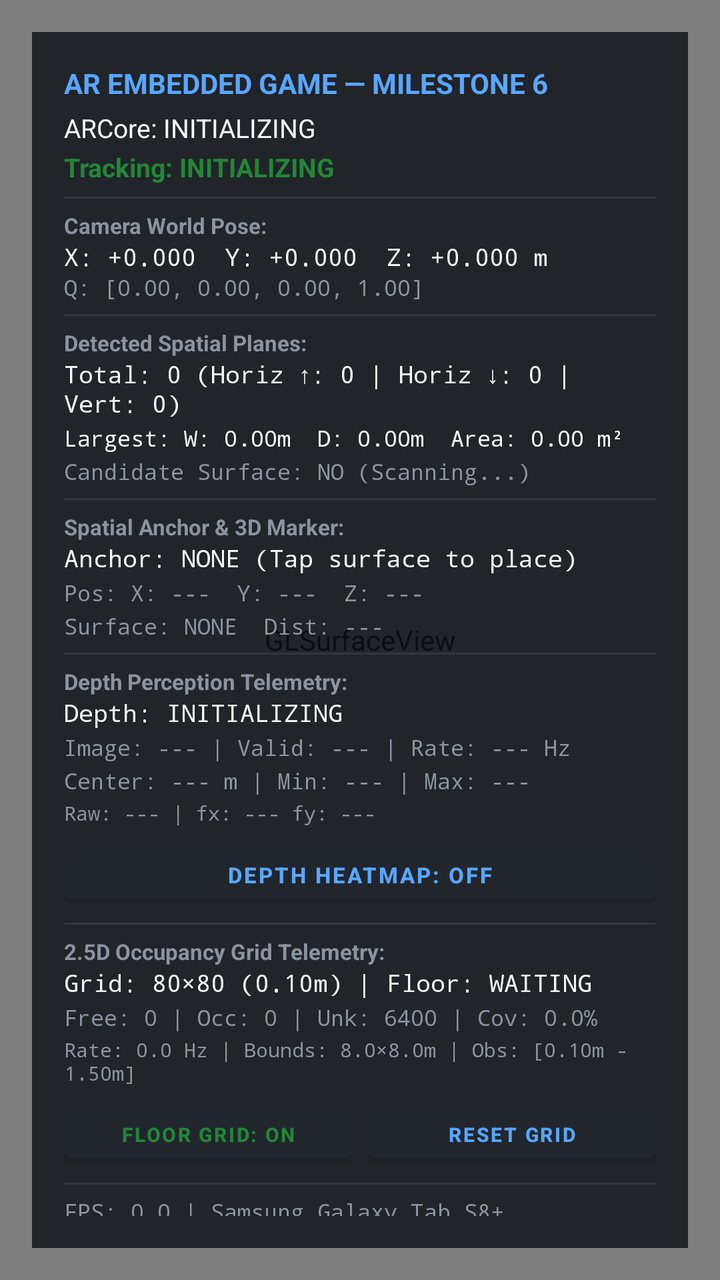
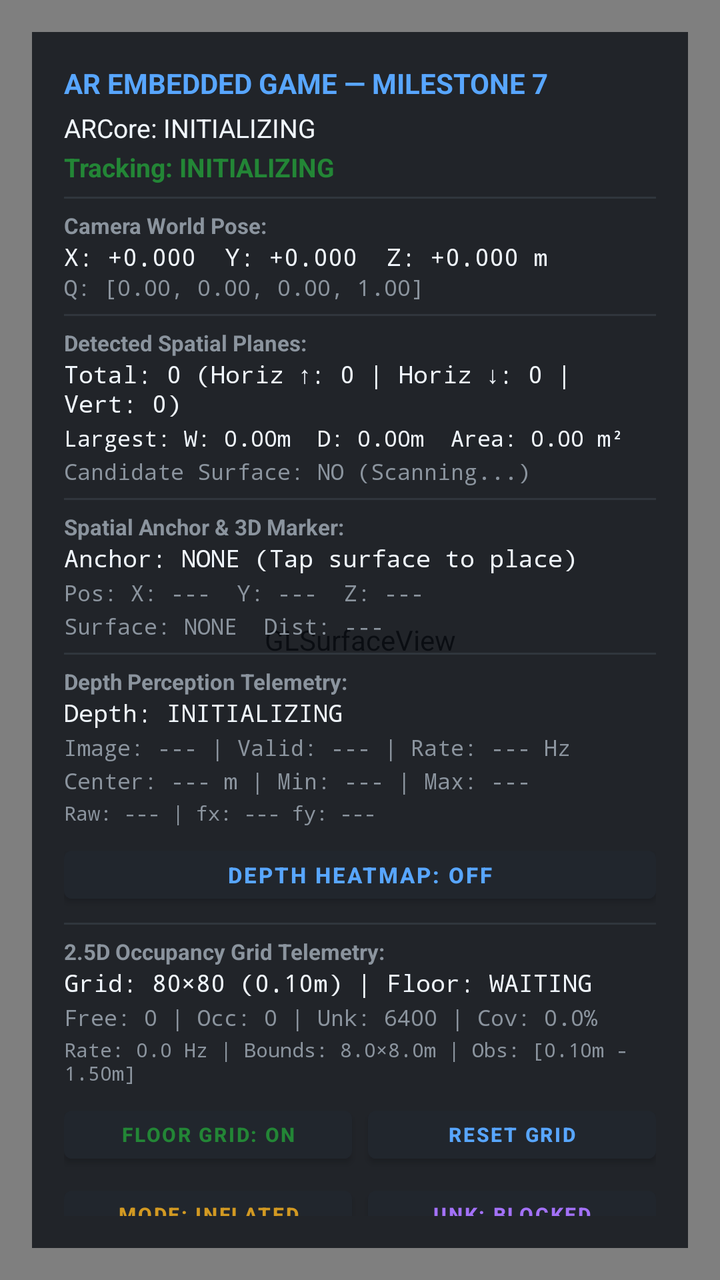

An Android layout rendered at two revisions. The XML below is the earlier revision; the diff shows what the commit changed to produce the second picture.
<!-- AndroidManifest.xml: application theme Theme.ARGame -->
<!-- res/layout/activity_main.xml -->
<?xml version="1.0" encoding="utf-8"?>
<FrameLayout xmlns:android="http://schemas.android.com/apk/res/android"
    android:layout_width="match_parent"
    android:layout_height="match_parent"
    android:background="@color/bg_dark">

    
    <android.opengl.GLSurfaceView
        android:id="@+id/surfaceView"
        android:layout_width="match_parent"
        android:layout_height="match_parent" />

    
    <LinearLayout
        android:id="@+id/diagnosticsCard"
        android:layout_width="wrap_content"
        android:layout_height="wrap_content"
        android:layout_gravity="top|start"
        android:layout_margin="16dp"
        android:background="#D00D1117"
        android:orientation="vertical"
        android:padding="16dp">

        <TextView
            android:id="@+id/tvHeader"
            android:layout_width="wrap_content"
            android:layout_height="wrap_content"
            android:text="AR EMBEDDED GAME — MILESTONE 6"
            android:textColor="@color/accent_cyan"
            android:textSize="14sp"
            android:textStyle="bold" />

        <TextView
            android:id="@+id/tvArcoreStatus"
            android:layout_width="wrap_content"
            android:layout_height="wrap_content"
            android:layout_marginTop="4dp"
            android:text="ARCore: INITIALIZING"
            android:textColor="@color/text_primary"
            android:textSize="13sp" />

        <TextView
            android:id="@+id/tvTrackingStatus"
            android:layout_width="wrap_content"
            android:layout_height="wrap_content"
            android:layout_marginTop="2dp"
            android:text="Tracking: INITIALIZING"
            android:textColor="@color/accent_green"
            android:textSize="13sp"
            android:textStyle="bold" />

        <View
            android:layout_width="match_parent"
            android:layout_height="1dp"
            android:layout_marginTop="6dp"
            android:layout_marginBottom="6dp"
            android:background="#30363D" />

        <TextView
            android:layout_width="wrap_content"
            android:layout_height="wrap_content"
            android:text="Camera World Pose:"
            android:textColor="@color/text_secondary"
            android:textSize="11sp"
            android:textStyle="bold" />

        <TextView
            android:id="@+id/tvPosePosition"
            android:layout_width="wrap_content"
            android:layout_height="wrap_content"
            android:fontFamily="monospace"
            android:text="X: +0.000  Y: +0.000  Z: +0.000 m"
            android:textColor="@color/text_primary"
            android:textSize="12sp" />

        <TextView
            android:id="@+id/tvPoseRotation"
            android:layout_width="wrap_content"
            android:layout_height="wrap_content"
            android:fontFamily="monospace"
            android:text="Q: [0.00, 0.00, 0.00, 1.00]"
            android:textColor="@color/text_secondary"
            android:textSize="11sp" />

        <View
            android:layout_width="match_parent"
            android:layout_height="1dp"
            android:layout_marginTop="6dp"
            android:layout_marginBottom="6dp"
            android:background="#30363D" />

        
        <TextView
            android:layout_width="wrap_content"
            android:layout_height="wrap_content"
            android:text="Detected Spatial Planes:"
            android:textColor="@color/text_secondary"
            android:textSize="11sp"
            android:textStyle="bold" />

        <TextView
            android:id="@+id/tvPlanesSummary"
            android:layout_width="wrap_content"
            android:layout_height="wrap_content"
            android:fontFamily="monospace"
            android:text="Total: 0 (Horiz ↑: 0 | Horiz ↓: 0 | Vert: 0)"
            android:textColor="@color/text_primary"
            android:textSize="12sp" />

        <TextView
            android:id="@+id/tvLargestPlane"
            android:layout_width="wrap_content"
            android:layout_height="wrap_content"
            android:layout_marginTop="2dp"
            android:fontFamily="monospace"
            android:text="Largest: W: 0.00m  D: 0.00m  Area: 0.00 m²"
            android:textColor="@color/text_primary"
            android:textSize="11sp" />

        <TextView
            android:id="@+id/tvCandidateFloor"
            android:layout_width="wrap_content"
            android:layout_height="wrap_content"
            android:layout_marginTop="2dp"
            android:fontFamily="monospace"
            android:text="Candidate Surface: NO (Scanning...)"
            android:textColor="@color/text_secondary"
            android:textSize="11sp" />

        <View
            android:layout_width="match_parent"
            android:layout_height="1dp"
            android:layout_marginTop="6dp"
            android:layout_marginBottom="6dp"
            android:background="#30363D" />

        
        <TextView
            android:layout_width="wrap_content"
            android:layout_height="wrap_content"
            android:text="Spatial Anchor &amp; 3D Marker:"
            android:textColor="@color/text_secondary"
            android:textSize="11sp"
            android:textStyle="bold" />

        <TextView
            android:id="@+id/tvAnchorStatus"
            android:layout_width="wrap_content"
            android:layout_height="wrap_content"
            android:fontFamily="monospace"
            android:text="Anchor: NONE (Tap surface to place)"
            android:textColor="@color/text_primary"
            android:textSize="12sp" />

        <TextView
            android:id="@+id/tvAnchorPose"
            android:layout_width="wrap_content"
            android:layout_height="wrap_content"
            android:layout_marginTop="2dp"
            android:fontFamily="monospace"
            android:text="Pos: X: ---  Y: ---  Z: ---"
            android:textColor="@color/text_secondary"
            android:textSize="11sp" />

        <TextView
            android:id="@+id/tvAnchorSurface"
            android:layout_width="wrap_content"
            android:layout_height="wrap_content"
            android:layout_marginTop="2dp"
            android:fontFamily="monospace"
            android:text="Surface: NONE  Dist: ---"
            android:textColor="@color/text_secondary"
            android:textSize="11sp" />

        <Button
            android:id="@+id/btnResetAnchor"
            android:layout_width="match_parent"
            android:layout_height="36dp"
            android:layout_marginTop="6dp"
            android:backgroundTint="#21262D"
            android:text="RESET MARKER"
            android:textColor="@color/accent_cyan"
            android:textSize="11sp"
            android:textStyle="bold"
            android:visibility="gone" />

        <View
            android:layout_width="match_parent"
            android:layout_height="1dp"
            android:layout_marginTop="6dp"
            android:layout_marginBottom="6dp"
            android:background="#30363D" />

        
        <TextView
            android:layout_width="wrap_content"
            android:layout_height="wrap_content"
            android:text="Depth Perception Telemetry:"
            android:textColor="@color/text_secondary"
            android:textSize="11sp"
            android:textStyle="bold" />

        <TextView
            android:id="@+id/tvDepthStatus"
            android:layout_width="wrap_content"
            android:layout_height="wrap_content"
            android:fontFamily="monospace"
            android:text="Depth: INITIALIZING"
            android:textColor="@color/text_primary"
            android:textSize="12sp" />

        <TextView
            android:id="@+id/tvDepthMetrics"
            android:layout_width="wrap_content"
            android:layout_height="wrap_content"
            android:layout_marginTop="2dp"
            android:fontFamily="monospace"
            android:text="Image: --- | Valid: --- | Rate: --- Hz"
            android:textColor="@color/text_secondary"
            android:textSize="11sp" />

        <TextView
            android:id="@+id/tvDepthRanges"
            android:layout_width="wrap_content"
            android:layout_height="wrap_content"
            android:layout_marginTop="2dp"
            android:fontFamily="monospace"
            android:text="Center: --- m | Min: --- | Max: ---"
            android:textColor="@color/text_secondary"
            android:textSize="11sp" />

        <TextView
            android:id="@+id/tvDepthRawIntrinsics"
            android:layout_width="wrap_content"
            android:layout_height="wrap_content"
            android:layout_marginTop="2dp"
            android:fontFamily="monospace"
            android:text="Raw: --- | fx: --- fy: ---"
            android:textColor="@color/text_secondary"
            android:textSize="10sp" />

        <Button
            android:id="@+id/btnToggleDepthView"
            android:layout_width="match_parent"
            android:layout_height="36dp"
            android:layout_marginTop="6dp"
            android:backgroundTint="#21262D"
            android:text="DEPTH HEATMAP: OFF"
            android:textColor="@color/accent_cyan"
            android:textSize="11sp"
            android:textStyle="bold" />

        <View
            android:layout_width="match_parent"
            android:layout_height="1dp"
            android:layout_marginTop="6dp"
            android:layout_marginBottom="6dp"
            android:background="#30363D" />

        
        <TextView
            android:layout_width="wrap_content"
            android:layout_height="wrap_content"
            android:text="2.5D Occupancy Grid Telemetry:"
            android:textColor="@color/text_secondary"
            android:textSize="11sp"
            android:textStyle="bold" />

        <TextView
            android:id="@+id/tvGridStatus"
            android:layout_width="wrap_content"
            android:layout_height="wrap_content"
            android:fontFamily="monospace"
            android:text="Grid: 80×80 (0.10m) | Floor: WAITING"
            android:textColor="@color/text_primary"
            android:textSize="12sp" />

        <TextView
            android:id="@+id/tvGridCounts"
            android:layout_width="wrap_content"
            android:layout_height="wrap_content"
            android:layout_marginTop="2dp"
            android:fontFamily="monospace"
            android:text="Free: 0 | Occ: 0 | Unk: 6400 | Cov: 0.0%"
            android:textColor="@color/text_secondary"
            android:textSize="11sp" />

        <TextView
            android:id="@+id/tvGridMetrics"
            android:layout_width="wrap_content"
            android:layout_height="wrap_content"
            android:layout_marginTop="2dp"
            android:fontFamily="monospace"
            android:text="Rate: 0.0 Hz | Bounds: 8.0×8.0m | Obs: [0.10m - 1.50m]"
            android:textColor="@color/text_secondary"
            android:textSize="10sp" />

        <LinearLayout
            android:layout_width="match_parent"
            android:layout_height="wrap_content"
            android:layout_marginTop="6dp"
            android:orientation="horizontal">

            <Button
                android:id="@+id/btnToggleGridView"
                android:layout_width="0dp"
                android:layout_height="36dp"
                android:layout_weight="1"
                android:layout_marginEnd="4dp"
                android:backgroundTint="#21262D"
                android:text="FLOOR GRID: ON"
                android:textColor="@color/accent_green"
                android:textSize="10sp"
                android:textStyle="bold" />

            <Button
                android:id="@+id/btnResetGrid"
                android:layout_width="0dp"
                android:layout_height="36dp"
                android:layout_weight="1"
                android:layout_marginStart="4dp"
                android:backgroundTint="#21262D"
                android:text="RESET GRID"
                android:textColor="@color/accent_cyan"
                android:textSize="10sp"
                android:textStyle="bold" />
        </LinearLayout>

        <View
            android:layout_width="match_parent"
            android:layout_height="1dp"
            android:layout_marginTop="6dp"
            android:layout_marginBottom="6dp"
            android:background="#30363D" />

        <TextView
            android:id="@+id/tvPerformance"
            android:layout_width="wrap_content"
            android:layout_height="wrap_content"
            android:fontFamily="monospace"
            android:text="FPS: 0.0 | Samsung Galaxy Tab S8+"
            android:textColor="@color/text_secondary"
            android:textSize="11sp" />

    </LinearLayout>

    
    <LinearLayout
        android:id="@+id/permissionRationaleContainer"
        android:layout_width="match_parent"
        android:layout_height="match_parent"
        android:background="#F00D1117"
        android:gravity="center"
        android:orientation="vertical"
        android:padding="32dp"
        android:visibility="gone">

        <TextView
            android:layout_width="wrap_content"
            android:layout_height="wrap_content"
            android:gravity="center"
            android:text="Camera Permission Required"
            android:textColor="@color/text_primary"
            android:textSize="22sp"
            android:textStyle="bold" />

        <TextView
            android:layout_width="wrap_content"
            android:layout_height="wrap_content"
            android:layout_marginTop="16dp"
            android:gravity="center"
            android:text="This Embedded Systems AR application requires access to the tablet's camera to perform real-time visual-inertial odometry, surface detection, and spatial tracking."
            android:textColor="@color/text_secondary"
            android:textSize="15sp" />

        <Button
            android:id="@+id/btnGrantPermission"
            android:layout_width="wrap_content"
            android:layout_height="wrap_content"
            android:layout_marginTop="24dp"
            android:backgroundTint="@color/accent_cyan"
            android:text="Grant Camera Permission"
            android:textColor="@color/bg_dark" />

    </LinearLayout>

</FrameLayout>
<!-- resources referenced by this layout -->
<resources>
  <color name="accent_cyan">#FF58A6FF</color>
  <color name="accent_green">#FF238636</color>
  <color name="bg_dark">#FF0D1117</color>
  <color name="text_primary">#FFF0F6FC</color>
  <color name="text_secondary">#FF8B949E</color>
  <style name="Theme.ARGame" parent="Theme.MaterialComponents.DayNight.NoActionBar">
          <item name="colorPrimary">@color/accent_cyan</item>
          <item name="colorPrimaryVariant">@color/purple_700</item>
          <item name="colorOnPrimary">@color/white</item>
          <item name="android:statusBarColor">@color/bg_dark</item>
          <item name="android:windowBackground">@color/bg_dark</item>
      </style>
  <color name="purple_700">#FF3700B3</color>
  <color name="white">#FFFFFFFF</color>
</resources>

<!-- the commit's change to res/layout/activity_main.xml (unified diff, before → after) -->
@@ -25,7 +25,7 @@
             android:id="@+id/tvHeader"
             android:layout_width="wrap_content"
             android:layout_height="wrap_content"
-            android:text="AR EMBEDDED GAME — MILESTONE 6"
+            android:text="AR EMBEDDED GAME — MILESTONE 7"
             android:textColor="@color/accent_cyan"
             android:textSize="14sp"
             android:textStyle="bold" />
@@ -326,6 +326,37 @@
                 android:textStyle="bold" />
         </LinearLayout>
 
+        <LinearLayout
+            android:layout_width="match_parent"
+            android:layout_height="wrap_content"
+            android:layout_marginTop="4dp"
+            android:orientation="horizontal">
+
+            <Button
+                android:id="@+id/btnGridDisplayMode"
+                android:layout_width="0dp"
+                android:layout_height="36dp"
+                android:layout_weight="1"
+                android:layout_marginEnd="4dp"
+                android:backgroundTint="#21262D"
+                android:text="MODE: INFLATED"
+                android:textColor="@color/accent_yellow"
+                android:textSize="10sp"
+                android:textStyle="bold" />
+
+            <Button
+                android:id="@+id/btnToggleUnknownPolicy"
+                android:layout_width="0dp"
+                android:layout_height="36dp"
+                android:layout_weight="1"
+                android:layout_marginStart="4dp"
+                android:backgroundTint="#21262D"
+                android:text="UNK: BLOCKED"
+                android:textColor="@color/accent_purple"
+                android:textSize="10sp"
+                android:textStyle="bold" />
+        </LinearLayout>
+
         <View
             android:layout_width="match_parent"
             android:layout_height="1dp"
<!-- resource entries referenced after the edit -->
@@ -2,6 +2,8 @@
 <resources>
   <color name="accent_cyan">#FF58A6FF</color>
   <color name="accent_green">#FF238636</color>
+  <color name="accent_purple">#FFA371F7</color>
+  <color name="accent_yellow">#FFD29922</color>
   <color name="bg_dark">#FF0D1117</color>
   <color name="text_primary">#FFF0F6FC</color>
   <color name="text_secondary">#FF8B949E</color>
